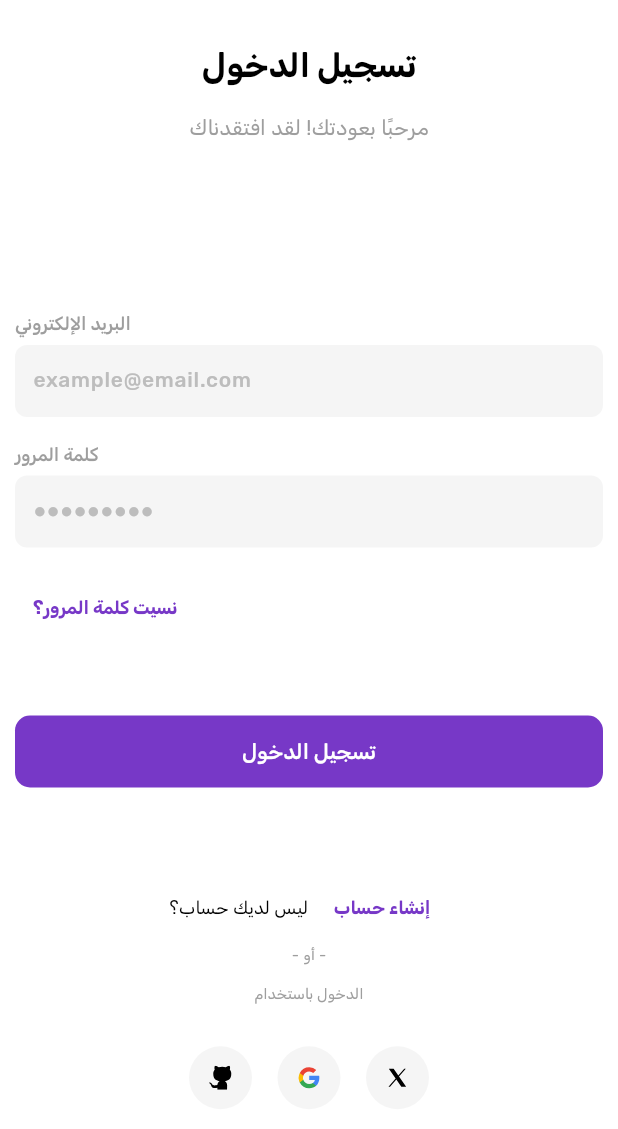
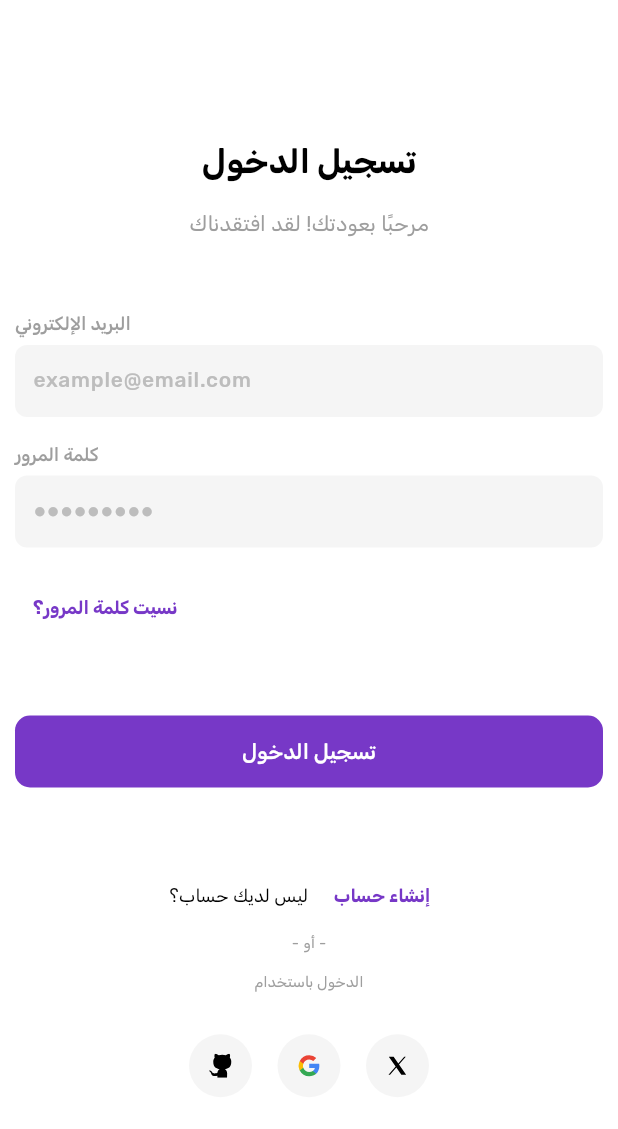
Before and after one commit to Muhammed-Hayr-Ali/Marketna_e-commerce, a Flutter app: the LoginScreen screen opened by its route, on a phone screen of 412 x 824 dp. Shown: the top 1129 px of the screen. Run offline on Flutter 3.47's test engine with Material 3 defaults, Android fonts, the phone set to English and light mode, and no system bars; our stand-ins replace cached_network_image, flutter_holo_date_picker, flutter_rating_bar, flutter_svg, fluttertoast, geolocator and 9 more; missing offline and left inert: date_time_format, flutter_pin_code_fields; accounts and stored records are empty.

Commit message:
Initial commit

```diff
--- a/lib/screens/auth_login/login_screen.dart
+++ b/lib/screens/auth_login/login_screen.dart
@@ -4,6 +4,18 @@ class LoginScreen extends StatelessWidget {
   LoginScreen({super.key});
 
   final _ = Get.put(LoginController());
+  final _formKey = GlobalKey<FormState>();
+  final _emailController = TextEditingController();
+  final _passwordController = TextEditingController();
+
+  void _login() {
+    final isValid = _formKey.currentState!.validate();
+    if (!isValid) return;
+    _.login(
+      email: _emailController.text.trim(),
+      password: _passwordController.text.trim(),
+    );
+  }
 
   @override
   Widget build(BuildContext context) {
@@ -12,8 +24,9 @@ class LoginScreen extends StatelessWidget {
       body: Padding(
         padding: const EdgeInsets.symmetric(horizontal: 10.0),
         child: Column(
-          mainAxisAlignment: MainAxisAlignment.spaceAround,
+          mainAxisAlignment: MainAxisAlignment.center,
           children: [
+            /// Screen Title
             Column(
               children: [
                 CustomText(
@@ -29,17 +42,18 @@ class LoginScreen extends StatelessWidget {
                 ),
               ],
             ),
-            SizedBox(),
 
-            Obx(
-              () => Form(
-                key: _.formKey,
+            SizedBox(height: 48),
+
+            /// Form
+            Form(
+              key: _formKey,
               child: Column(
                 children: [
                   CustomTextField(
                     label: ConstantsText.EMAIL.tr,
                     hintText: ConstantsText.EXAMPLE_EMAIL,
-                      controller: _.emailController,
+                    controller: _emailController,
                     validator: (value) => Validators.email(value!),
                     keyboardType: TextInputType.emailAddress,
                   ),
@@ -47,7 +61,7 @@ class LoginScreen extends StatelessWidget {
                   CustomTextField(
                     label: ConstantsText.PASSWORD.tr,
                     hintText: ConstantsText.EXAMPLE_PASSWORD,
-                      controller: _.passwordController,
+                    controller: _passwordController,
                     validator: (value) => Validators.passwordOnly(value!),
                     isPasswordField: true,
                     keyboardType: TextInputType.text,
@@ -70,25 +84,24 @@ class LoginScreen extends StatelessWidget {
                       ),
                     ],
                   ),
+                ],
+              ),
+            ),
 
             const SizedBox(height: 48.0),
 
+            /// Login Button
             CustomButton(
               isLoading: _.isLoading,
               width: double.infinity,
               buttonColor: AppColors.primaryColor,
               progressColor: Colors.white,
-                      onPressed: _.login,
-                      child: CustomText(
-                        ConstantsText.LOGIN,
-                        color: AppColors.white,
+              onPressed: _login,
+              child: CustomText(ConstantsText.LOGIN, color: AppColors.white),
             ),
-                    ),
-                  ],
-                ),
-              ),
-            ),
+            const SizedBox(height: 48.0),
 
+            /// Others
             Column(
               children: [
                 Row(
@@ -121,8 +134,7 @@ class LoginScreen extends StatelessWidget {
                 ),
                 const SizedBox(height: 28.0),
 
-                Obx(
-                  () => Row(
+                Row(
                   mainAxisAlignment: MainAxisAlignment.center,
                   children: [
                     /// Login with github
@@ -164,10 +176,8 @@ class LoginScreen extends StatelessWidget {
                     ),
                   ],
                 ),
-                ),
               ],
             ),
-            SizedBox(),
           ],
         ),
       ),
--- a/lib/utils/import.dart
+++ b/lib/utils/import.dart
@@ -30,7 +30,7 @@ export 'package:application/screens/addresses/addresses_manage/widgets/address_c
 export 'package:application/screens/addresses/addresses_manage/widgets/no_addresses.dart';
 export 'package:application/screens/auth_forgot_password/controller/controller.dart';
 export 'package:application/screens/auth_forgot_password/forgot_password_screen.dart';
-export 'package:application/screens/auth_login/controller/login_controller.dart';
+export 'package:application/screens/auth_login/controller/controller.dart';
 export 'package:application/screens/auth_login/login_screen.dart';
 export 'package:application/screens/auth_sign_up/controller/signup_controller.dart';
 export 'package:application/screens/auth_sign_up/sign_up_screen.dart';
```
Also changed, not shown: lib/screens/auth_login/controller/controller.dart (renamed from lib/screens/auth_login/controller/login_controller.dart, +18 -23 lines). Lines whose indentation alone changed are shown as unchanged.
